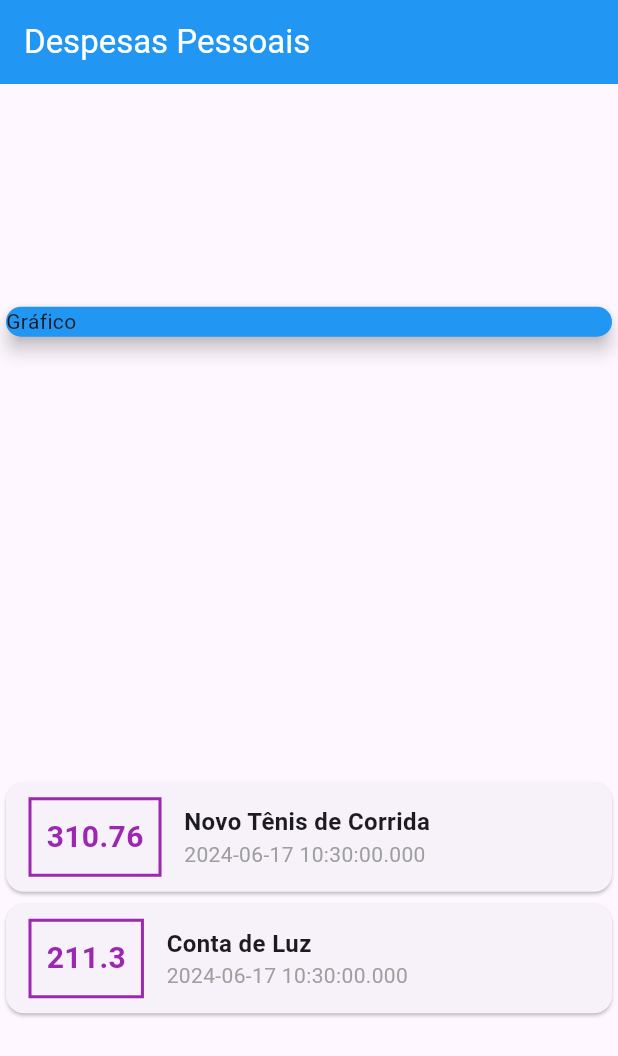
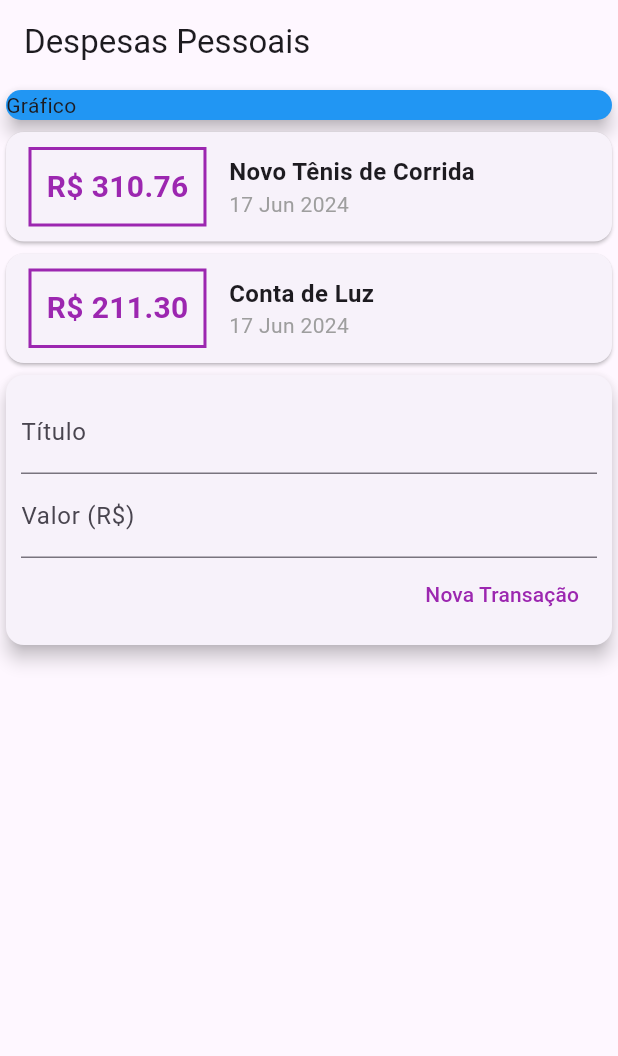
Before and after one commit to Gabriel02ps/flutter-expenses, a Flutter app: the screen it shows after launch, on a phone screen of 412 x 824 dp. Shown: the top 1056 px of the screen. Run offline on Flutter 3.47's test engine with Material 3 defaults, Android fonts, the phone set to English and light mode, and no system bars.

Commit message:
controladores e text field

```diff
--- a/lib/main.dart
+++ b/lib/main.dart
@@ -1,26 +1,23 @@
-import 'package:expenses/models/transaction.dart';
 import 'package:flutter/material.dart';
+import 'models/transaction.dart';
+import 'package:intl/intl.dart';
 
-void main() {
-  runApp(const ExpensesApp());
-}
+main() => runApp(const ExpensesApp());
 
 class ExpensesApp extends StatelessWidget {
   const ExpensesApp({super.key});
-
   @override
   Widget build(BuildContext context) {
-    return const MaterialApp(
-      home: MyHomePage(),
-    );
+    return MaterialApp(home: MyHomePage());
   }
 }
 
 class MyHomePage extends StatelessWidget {
-  const MyHomePage({super.key});
+  MyHomePage({super.key});
 
-  @override
-  Widget build(BuildContext context) {
+  final titleController = TextEditingController();
+  final valueController = TextEditingController();
+
   final _transactions = [
     Transaction(
       id: 't1',
@@ -36,31 +33,32 @@ class MyHomePage extends StatelessWidget {
     ),
   ];
 
+  @override
+  Widget build(BuildContext context) {
     return Scaffold(
       appBar: AppBar(
-        backgroundColor: Colors.blue,
-        title: const Text("Despesas Pessoais",
-            style: TextStyle(color: Colors.white)),
+        title: const Text('Despesas Pessoais'),
       ),
       body: Column(
-        mainAxisAlignment: MainAxisAlignment.spaceAround,
         crossAxisAlignment: CrossAxisAlignment.stretch,
-        children: <Widget>[
+        children: [
           const SizedBox(
             child: Card(
               color: Colors.blue,
               elevation: 5,
-              child: Text("Gráfico"),
+              child: Text('Gráfico'),
             ),
           ),
           Column(
             children: _transactions.map((tr) {
               return Card(
                 child: Row(
-                  children: <Widget>[
+                  children: [
                     Container(
                       margin: const EdgeInsets.symmetric(
-                            horizontal: 15, vertical: 10),
+                        horizontal: 15,
+                        vertical: 10,
+                      ),
                       decoration: BoxDecoration(
                         border: Border.all(
                           color: Colors.purple,
@@ -69,33 +67,75 @@ class MyHomePage extends StatelessWidget {
                       ),
                       padding: const EdgeInsets.all(10),
                       child: Text(
-                          tr.value.toString(),
+                        'R\$ ${tr.value.toStringAsFixed(2)}',
                         style: const TextStyle(
                           fontWeight: FontWeight.bold,
                           fontSize: 20,
                           color: Colors.purple,
                         ),
-                        )),
+                      ),
+                    ),
                     Column(
                       crossAxisAlignment: CrossAxisAlignment.start,
-                      children: <Widget>[
-                        Text(tr.title,
+                      children: [
+                        Text(
+                          tr.title,
                           style: const TextStyle(
                             fontSize: 16,
                             fontWeight: FontWeight.bold,
-                            )),
+                          ),
+                        ),
                         Text(
-                          tr.date.toString(),
+                          DateFormat('d MMM y').format(tr.date),
                           style: const TextStyle(
                             color: Colors.grey,
                           ),
-                        )
+                        ),
                       ],
-                    )
+                    ),
                   ],
                 ),
               );
             }).toList(),
+          ),
+          Card(
+            elevation: 5,
+            child: Padding(
+              padding: const EdgeInsets.all(10),
+              child: Column(
+                children: [
+                  TextField(
+                    controller: titleController,
+                    decoration: const InputDecoration(
+                      labelText: 'Título',
+                    ),
+                  ),
+                  TextField(
+                    controller: valueController,
+                    decoration: const InputDecoration(
+                      labelText: 'Valor (R\$)',
+                    ),
+                  ),
+                  Row(
+                    mainAxisAlignment: MainAxisAlignment.end,
+                    children: <Widget>[
+                      TextButton(
+                        child: const Text(
+                          'Nova Transação',
+                          style: TextStyle(
+                            color: Colors.purple,
+                          ),
+                        ),
+                        onPressed: () {
+                          debugPrint(titleController.text);
+                          debugPrint(valueController.text);
+                        },
+                      )
+                    ],
+                  ),
+                ],
+              ),
+            ),
           )
         ],
       ),
--- a/pubspec.yaml
+++ b/pubspec.yaml
@@ -30,7 +30,7 @@ environment:
 dependencies:
   flutter:
     sdk: flutter
-
+  intl: ^0.17.0
 
   # The following adds the Cupertino Icons font to your application.
   # Use with the CupertinoIcons class for iOS style icons.
```
Also changed, not shown: pubspec.lock. Lines whose indentation alone changed are shown as unchanged.
